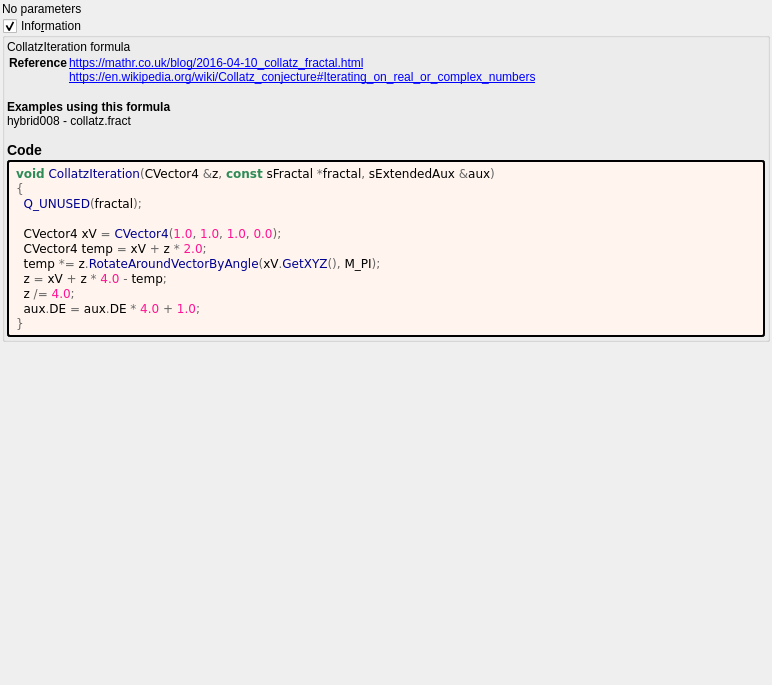
First picture: the form in mandelbulber2/formula/ui/collatz.ui, repository buddhi1980/mandelbulber2, before the edit.
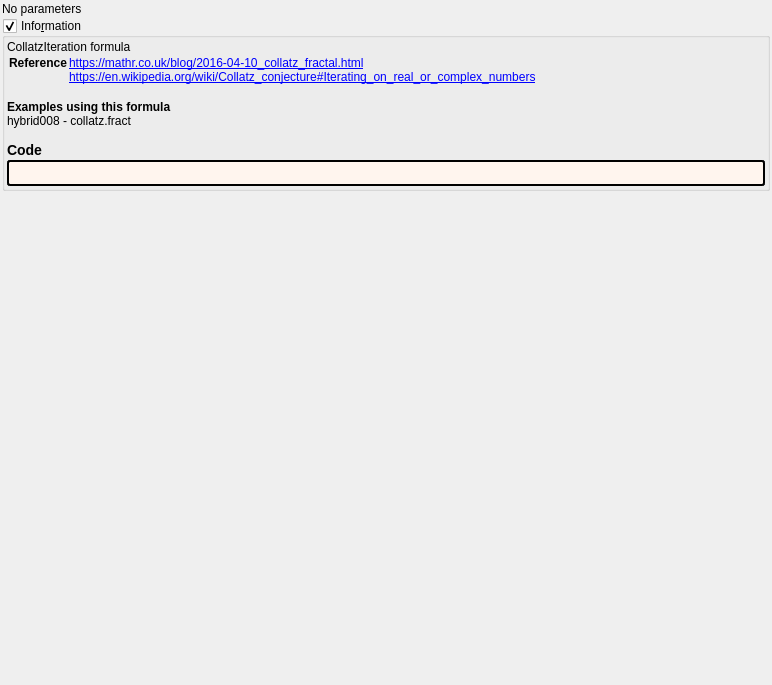
Second picture: the form after the edit. Custom widgets are drawn as their Qt base class.

What changed in the file:
```diff
--- a/mandelbulber2/formula/ui/collatz.ui
+++ b/mandelbulber2/formula/ui/collatz.ui
@@ -90,20 +90,7 @@
          <string notr="true">border-style: outset; border-width: 2px; border-radius: 3px; border-color: black; background-color: #fff5ee; padding: 4px;</string>
         </property>
         <property name="text">
-         <string notr="true">&lt;body style=&quot;background-color:#fff5ee&quot;&gt;
-&lt;pre style=&quot;color:#000000; background-color:#fff5ee;  font-family:'Courier New',monospace;&quot;&gt;&lt;span style=&quot;color:#2e8b57; font-weight:bold&quot;&gt;void&lt;/span&gt; &lt;span style=&quot;color:#00008f&quot;&gt;CollatzIteration&lt;/span&gt;&lt;span style=&quot;color:#676767&quot;&gt;(&lt;/span&gt;CVector4 &lt;span style=&quot;color:#676767&quot;&gt;&amp;amp;&lt;/span&gt;z&lt;span style=&quot;color:#676767&quot;&gt;,&lt;/span&gt; &lt;span style=&quot;color:#2e8b57; font-weight:bold&quot;&gt;const&lt;/span&gt; sFractal &lt;span style=&quot;color:#676767&quot;&gt;*&lt;/span&gt;fractal&lt;span style=&quot;color:#676767&quot;&gt;,&lt;/span&gt; sExtendedAux &lt;span style=&quot;color:#676767&quot;&gt;&amp;amp;&lt;/span&gt;aux&lt;span style=&quot;color:#676767&quot;&gt;)&lt;/span&gt;
-&lt;span style=&quot;color:#676767&quot;&gt;{&lt;/span&gt;
-  &lt;span style=&quot;color:#00008f&quot;&gt;Q_UNUSED&lt;/span&gt;&lt;span style=&quot;color:#676767&quot;&gt;(&lt;/span&gt;fractal&lt;span style=&quot;color:#676767&quot;&gt;);&lt;/span&gt;
-
-  CVector4 xV &lt;span style=&quot;color:#676767&quot;&gt;=&lt;/span&gt; &lt;span style=&quot;color:#00008f&quot;&gt;CVector4&lt;/span&gt;&lt;span style=&quot;color:#676767&quot;&gt;(&lt;/span&gt;&lt;span style=&quot;color:#ff1493&quot;&gt;1.0&lt;/span&gt;&lt;span style=&quot;color:#676767&quot;&gt;,&lt;/span&gt; &lt;span style=&quot;color:#ff1493&quot;&gt;1.0&lt;/span&gt;&lt;span style=&quot;color:#676767&quot;&gt;,&lt;/span&gt; &lt;span style=&quot;color:#ff1493&quot;&gt;1.0&lt;/span&gt;&lt;span style=&quot;color:#676767&quot;&gt;,&lt;/span&gt; &lt;span style=&quot;color:#ff1493&quot;&gt;0.0&lt;/span&gt;&lt;span style=&quot;color:#676767&quot;&gt;);&lt;/span&gt;
-  CVector4 temp &lt;span style=&quot;color:#676767&quot;&gt;=&lt;/span&gt; xV &lt;span style=&quot;color:#676767&quot;&gt;+&lt;/span&gt; z &lt;span style=&quot;color:#676767&quot;&gt;*&lt;/span&gt; &lt;span style=&quot;color:#ff1493&quot;&gt;2.0&lt;/span&gt;&lt;span style=&quot;color:#676767&quot;&gt;;&lt;/span&gt;
-  temp &lt;span style=&quot;color:#676767&quot;&gt;*=&lt;/span&gt; z&lt;span style=&quot;color:#676767&quot;&gt;.&lt;/span&gt;&lt;span style=&quot;color:#00008f&quot;&gt;RotateAroundVectorByAngle&lt;/span&gt;&lt;span style=&quot;color:#676767&quot;&gt;(&lt;/span&gt;xV&lt;span style=&quot;color:#676767&quot;&gt;.&lt;/span&gt;&lt;span style=&quot;color:#00008f&quot;&gt;GetXYZ&lt;/span&gt;&lt;span style=&quot;color:#676767&quot;&gt;(),&lt;/span&gt; M_PI&lt;span style=&quot;color:#676767&quot;&gt;);&lt;/span&gt;
-  z &lt;span style=&quot;color:#676767&quot;&gt;=&lt;/span&gt; xV &lt;span style=&quot;color:#676767&quot;&gt;+&lt;/span&gt; z &lt;span style=&quot;color:#676767&quot;&gt;*&lt;/span&gt; &lt;span style=&quot;color:#ff1493&quot;&gt;4.0&lt;/span&gt; &lt;span style=&quot;color:#676767&quot;&gt;-&lt;/span&gt; temp&lt;span style=&quot;color:#676767&quot;&gt;;&lt;/span&gt;
-  z &lt;span style=&quot;color:#676767&quot;&gt;/=&lt;/span&gt; &lt;span style=&quot;color:#ff1493&quot;&gt;4.0&lt;/span&gt;&lt;span style=&quot;color:#676767&quot;&gt;;&lt;/span&gt;
-  aux&lt;span style=&quot;color:#676767&quot;&gt;.&lt;/span&gt;DE &lt;span style=&quot;color:#676767&quot;&gt;=&lt;/span&gt; aux&lt;span style=&quot;color:#676767&quot;&gt;.&lt;/span&gt;DE &lt;span style=&quot;color:#676767&quot;&gt;*&lt;/span&gt; &lt;span style=&quot;color:#ff1493&quot;&gt;4.0&lt;/span&gt; &lt;span style=&quot;color:#676767&quot;&gt;+&lt;/span&gt; &lt;span style=&quot;color:#ff1493&quot;&gt;1.0&lt;/span&gt;&lt;span style=&quot;color:#676767&quot;&gt;;&lt;/span&gt;
-&lt;span style=&quot;color:#676767&quot;&gt;}&lt;/span&gt;
-&lt;/pre&gt;
-&lt;/body&gt;</string>
+         <string notr="true"></string>
         </property>
         <property name="wordWrap">
          <bool>true</bool>
```
